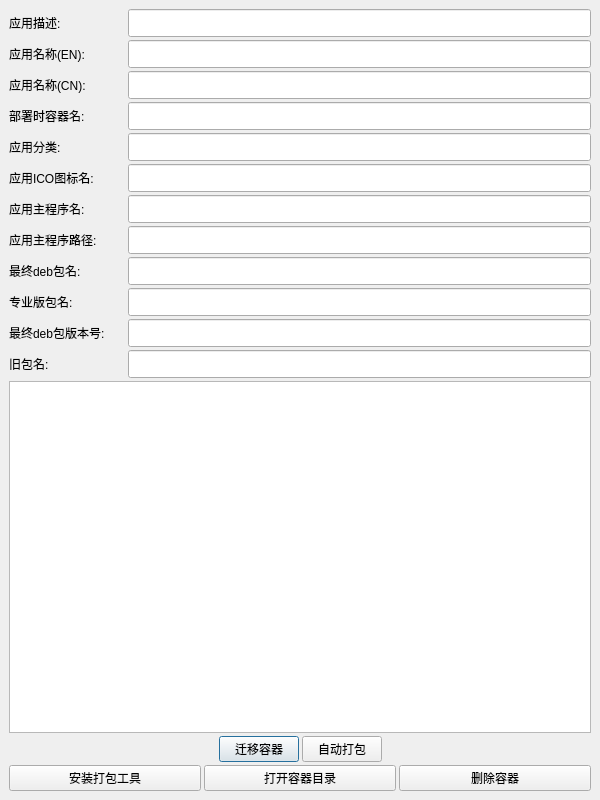
Above: ui/vekPackage.ui from gfdgd-xi/vekcode before the change. Below: the same form after it.
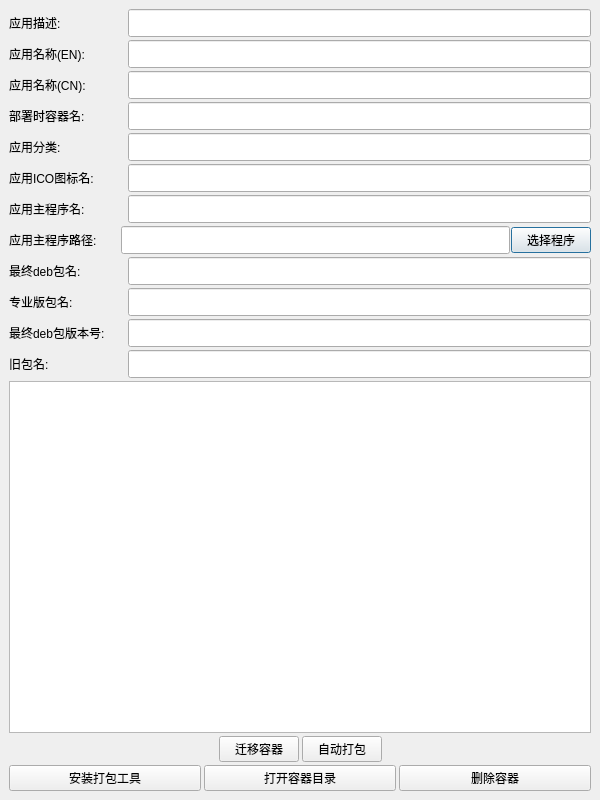
That is the form after the change. Icons and pictures are not drawn.

Commit message: 打包功能增加自动识别路径和主程序名

Diff of the .ui file:
```diff
--- a/ui/vekPackage.ui
+++ b/ui/vekPackage.ui
@@ -324,7 +324,10 @@
       </layout>
      </item>
      <item>
-      <layout class="QHBoxLayout" name="verticalLayout_4" stretch="20,80">
+      <layout class="QHBoxLayout" name="verticalLayout_4" stretch="20,70,10">
+       <property name="spacing">
+        <number>1</number>
+       </property>
        <item>
         <widget class="QLabel" name="label_8">
          <property name="sizePolicy">
@@ -360,6 +363,13 @@
          </property>
         </widget>
        </item>
+       <item>
+        <widget class="QPushButton" name="pushButton_sel_exe_path">
+         <property name="text">
+          <string>选择程序</string>
+         </property>
+        </widget>
+       </item>
       </layout>
      </item>
      <item>
```
The commit also changes 3 other files.
